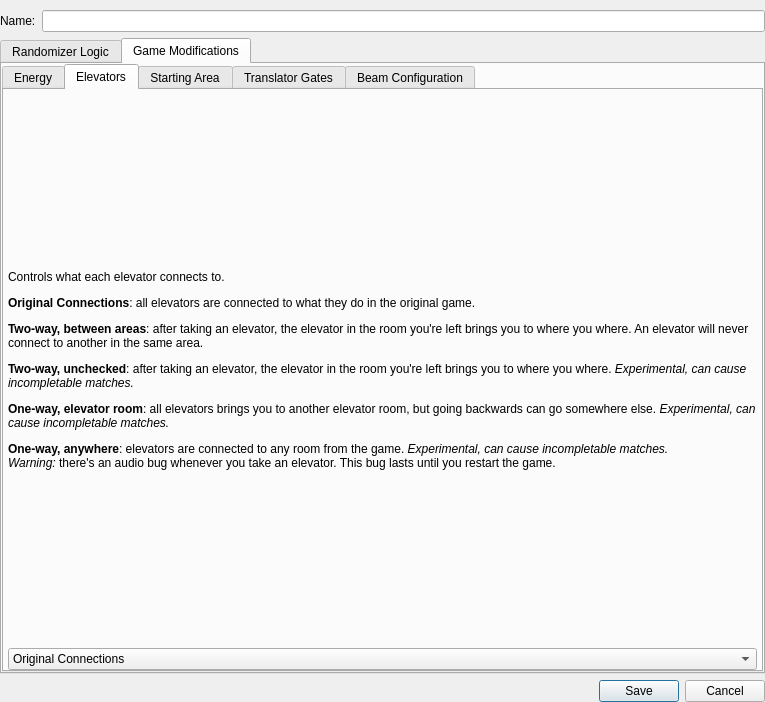
Old version of the form randovania/gui/ui_files/logic_settings_window.ui in the repository randovania/randovania.
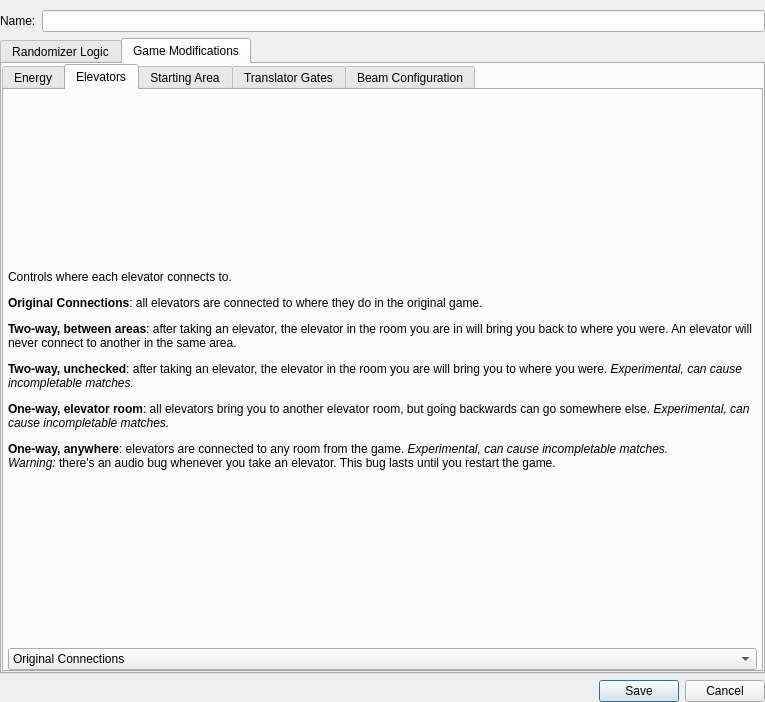
New version of the form. The open tabs and pages were chosen to show the change.

Commit message: Fixed grammar and spelling errors in Elevator tab

```diff
--- a/randovania/gui/ui_files/logic_settings_window.ui
+++ b/randovania/gui/ui_files/logic_settings_window.ui
@@ -793,7 +793,7 @@
            <item>
             <widget class="QLabel" name="elevators_description_label">
              <property name="text">
-              <string>&lt;html&gt;&lt;head/&gt;&lt;body&gt;&lt;p&gt;Controls what each elevator connects to.&lt;/p&gt;&lt;p&gt;&lt;span style=&quot; font-weight:600;&quot;&gt;Original Connections&lt;/span&gt;: all elevators are connected to what they do in the original game.&lt;/p&gt;&lt;p&gt;&lt;span style=&quot; font-weight:600;&quot;&gt;Two-way, between areas&lt;/span&gt;: after taking an elevator, the elevator in the room you're left brings you to where you where. An elevator will never connect to another in the same area.&lt;/p&gt;&lt;p&gt;&lt;span style=&quot; font-weight:600;&quot;&gt;Two-way, unchecked&lt;/span&gt;: after taking an elevator, the elevator in the room you're left brings you to where you where. &lt;span style=&quot; font-style:italic;&quot;&gt;Experimental, can cause incompletable matches.&lt;/span&gt;&lt;/p&gt;&lt;p&gt;&lt;span style=&quot; font-weight:600;&quot;&gt;One-way, elevator room&lt;/span&gt;: all elevators brings you to another elevator room, but going backwards can go somewhere else. &lt;span style=&quot; font-style:italic;&quot;&gt;Experimental, can cause incompletable matches.&lt;/span&gt;&lt;/p&gt;&lt;p&gt;&lt;span style=&quot; font-weight:600;&quot;&gt;One-way, anywhere&lt;/span&gt;: elevators are connected to any room from the game. &lt;span style=&quot; font-style:italic;&quot;&gt;Experimental, can cause incompletable matches.&lt;/span&gt;&lt;br/&gt;&lt;span style=&quot; font-style:italic;&quot;&gt;Warning:&lt;/span&gt; there's an audio bug whenever you take an elevator. This bug lasts until you restart the game.&lt;/p&gt;&lt;/body&gt;&lt;/html&gt;</string>
+              <string>&lt;html&gt;&lt;head/&gt;&lt;body&gt;&lt;p&gt;Controls where each elevator connects to.&lt;/p&gt;&lt;p&gt;&lt;span style=&quot; font-weight:600;&quot;&gt;Original Connections&lt;/span&gt;: all elevators are connected to where they do in the original game.&lt;/p&gt;&lt;p&gt;&lt;span style=&quot; font-weight:600;&quot;&gt;Two-way, between areas&lt;/span&gt;: after taking an elevator, the elevator in the room you are in will bring you back to where you were. An elevator will never connect to another in the same area.&lt;/p&gt;&lt;p&gt;&lt;span style=&quot; font-weight:600;&quot;&gt;Two-way, unchecked&lt;/span&gt;: after taking an elevator, the elevator in the room you are will bring you to where you were. &lt;span style=&quot; font-style:italic;&quot;&gt;Experimental, can cause incompletable matches.&lt;/span&gt;&lt;/p&gt;&lt;p&gt;&lt;span style=&quot; font-weight:600;&quot;&gt;One-way, elevator room&lt;/span&gt;: all elevators bring you to another elevator room, but going backwards can go somewhere else. &lt;span style=&quot; font-style:italic;&quot;&gt;Experimental, can cause incompletable matches.&lt;/span&gt;&lt;/p&gt;&lt;p&gt;&lt;span style=&quot; font-weight:600;&quot;&gt;One-way, anywhere&lt;/span&gt;: elevators are connected to any room from the game. &lt;span style=&quot; font-style:italic;&quot;&gt;Experimental, can cause incompletable matches.&lt;/span&gt;&lt;br/&gt;&lt;span style=&quot; font-style:italic;&quot;&gt;Warning:&lt;/span&gt; there's an audio bug whenever you take an elevator. This bug lasts until you restart the game.&lt;/p&gt;&lt;/body&gt;&lt;/html&gt;</string>
              </property>
              <property name="wordWrap">
               <bool>true</bool>
```
